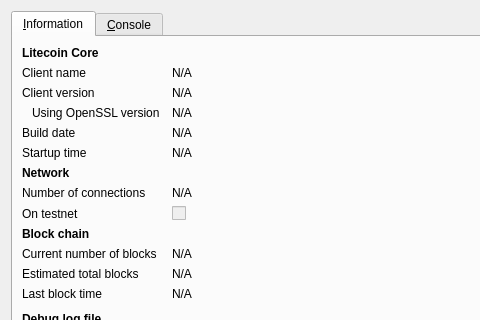
This is src/qt/forms/rpcconsole.ui in an420/nic as Qt 5 draws it before an edit; both pictures show x 0 to 480 and y 0 to 320 of the 740 by 450 pixel window. The edited form follows.
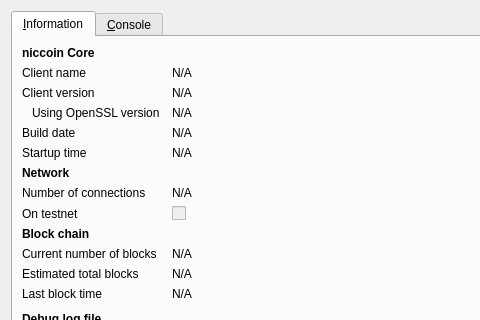
This is the edited form. Icons and pictures are not drawn.

```diff
--- a/src/qt/forms/rpcconsole.ui
+++ b/src/qt/forms/rpcconsole.ui
@@ -36,7 +36,7 @@
           </font>
          </property>
          <property name="text">
-          <string>Litecoin Core</string>
+          <string>niccoin Core</string>
          </property>
         </widget>
        </item>
```
Left out of the diff: 6 changed lines with no effect on the pictures.
